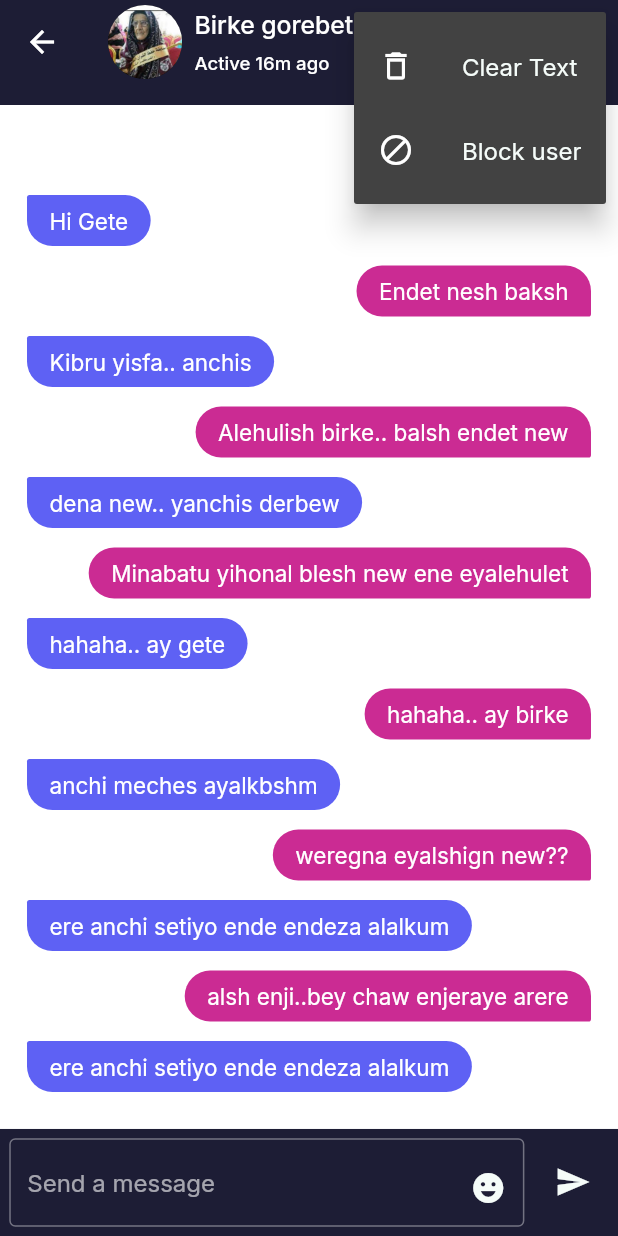
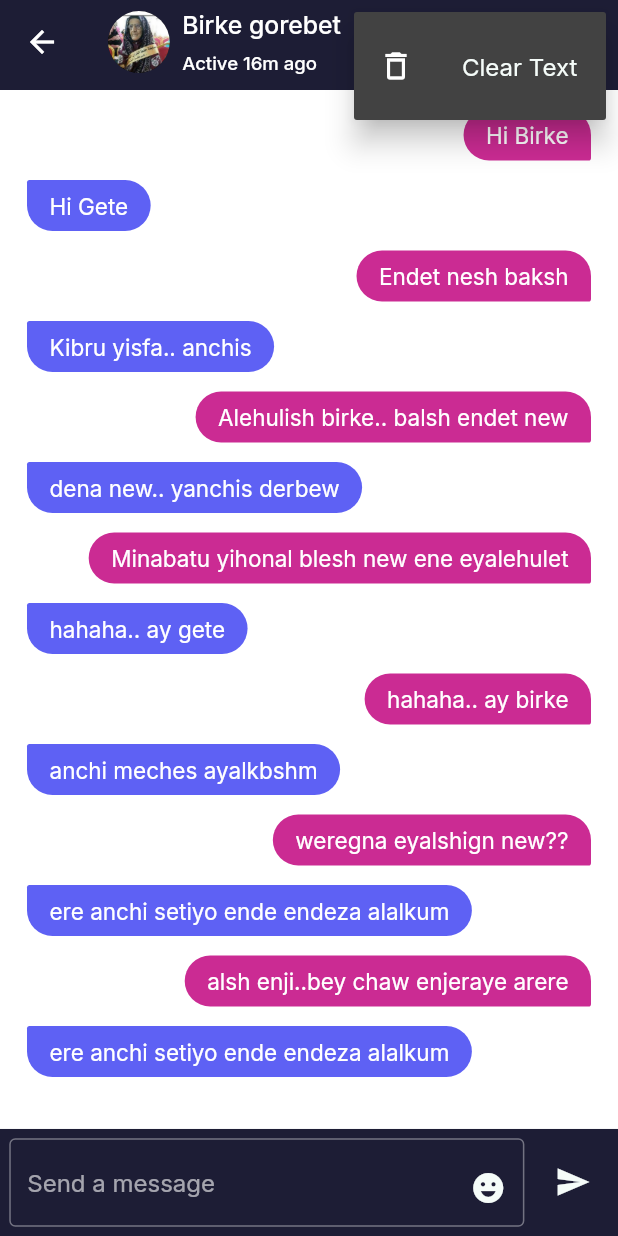
Before and after one commit to MihretabNigussie/chatApp, a Flutter app: the MessageScreen screen opened directly, after a tap on the "more vert" icon, on a phone screen of 412 x 824 dp. Run offline on Flutter 3.47's test engine with Material 2 defaults, Android fonts, the phone set to English and light mode, and no system bars; our stand-ins replace emoji_picker_flutter, google_fonts.

Commit message:
updates on group chat

```diff
--- a/lib/screens/chatMessages.dart
+++ b/lib/screens/chatMessages.dart
@@ -6,13 +6,17 @@ enum MessageStatus { not_sent, not_view, viewed }
 
 class ChatMessage {
   late final String text;
+  final Image? image;
   final MessageStatus messageStatus;
   final bool isSender;
+  final bool isText;
 
   ChatMessage({
     this.text = '',
+    this.image,
     required this.messageStatus,
     required this.isSender,
+    required this.isText,
   });
 }
 
@@ -21,97 +25,124 @@ List chatMessage = [
     text: 'Hi Birke',
     messageStatus: MessageStatus.viewed,
     isSender: true,
+    isText: true,
   ),
   ChatMessage(
     text: 'Hi Gete',
     messageStatus: MessageStatus.viewed,
     isSender: false,
+    isText: true,
   ),
   ChatMessage(
     text: 'Endet nesh baksh',
     messageStatus: MessageStatus.viewed,
     isSender: true,
+    isText: true,
   ),
   ChatMessage(
     text: 'Kibru yisfa.. anchis',
     messageStatus: MessageStatus.viewed,
     isSender: false,
+    isText: true,
   ),
   ChatMessage(
     text: 'Alehulish birke.. balsh endet new',
     messageStatus: MessageStatus.viewed,
     isSender: true,
+    isText: true,
   ),
   ChatMessage(
     text: 'dena new.. yanchis derbew',
     messageStatus: MessageStatus.viewed,
     isSender: false,
+    isText: true,
   ),
   ChatMessage(
     text: 'Minabatu yihonal blesh new ene eyalehulet',
     messageStatus: MessageStatus.viewed,
     isSender: true,
+    isText: true,
   ),
   ChatMessage(
     text: 'hahaha.. ay gete',
     messageStatus: MessageStatus.viewed,
     isSender: false,
+    isText: true,
   ),
   ChatMessage(
     text: 'hahaha.. ay birke',
     messageStatus: MessageStatus.viewed,
     isSender: true,
+    isText: true,
   ),
   ChatMessage(
     text: 'anchi meches ayalkbshm',
     messageStatus: MessageStatus.viewed,
     isSender: false,
+    isText: true,
   ),
   ChatMessage(
     text: 'weregna eyalshign new??',
     messageStatus: MessageStatus.viewed,
     isSender: true,
+    isText: true,
   ),
   ChatMessage(
     text: 'ere anchi setiyo ende endeza alalkum',
     messageStatus: MessageStatus.viewed,
     isSender: false,
+    isText: true,
   ),
   ChatMessage(
     text: 'alsh enji..bey chaw enjeraye arere',
     messageStatus: MessageStatus.viewed,
     isSender: true,
+    isText: true,
   ),
   ChatMessage(
     text: 'ere anchi setiyo ende endeza alalkum',
     messageStatus: MessageStatus.viewed,
     isSender: false,
+    isText: true,
   ),
   ChatMessage(
     text: 'weregna eyalshign new??',
     messageStatus: MessageStatus.viewed,
     isSender: true,
+    isText: true,
   ),
   ChatMessage(
     text: 'anchi meches ayalkbshm',
     messageStatus: MessageStatus.viewed,
     isSender: false,
+    isText: true,
   ),
   ChatMessage(
     text: 'hahaha.. ay birke',
     messageStatus: MessageStatus.viewed,
     isSender: true,
+    isText: true,
   ),
   ChatMessage(
     text: 'hahaha.. ay gete',
     messageStatus: MessageStatus.viewed,
     isSender: false,
+    isText: true,
+  ),
+  ChatMessage(
+    isText: false,
+    messageStatus: MessageStatus.viewed,
+    isSender: true,
+    image: Image(image: AssetImage('assets/proPic3.jpg')),
   ),
   ChatMessage(
     text: 'hahaha.. ay birke',
     messageStatus: MessageStatus.viewed,
     isSender: true,
+    isText: true,
   ),
+  ChatMessage(
+      messageStatus: MessageStatus.viewed, isSender: true, isText: false)
 ];
 
 class Body extends StatelessWidget {
@@ -165,9 +196,11 @@ class _MessagesState extends State<Messages> {
               onLongPress: () {
                 _showEditDialog(context);
               },
-            child: Container(
+              child: widget.message.isText
+                  ? Container(
                       margin: EdgeInsets.symmetric(horizontal: 10),
-              padding: EdgeInsets.symmetric(horizontal: 15, vertical: 8),
+                      padding:
+                          EdgeInsets.symmetric(horizontal: 15, vertical: 8),
                       decoration: BoxDecoration(
                         color: widget.message.isSender
                             ? hexStringToColor('CB2B93')
@@ -187,11 +220,22 @@ class _MessagesState extends State<Messages> {
                               ),
                       ),
                       child: Text(
-                _editedText.isNotEmpty ? _editedText : widget.message.text,
+                        _editedText.isNotEmpty
+                            ? _editedText
+                            : widget.message.text,
                         style: TextStyle(fontSize: 15, color: Colors.white),
                       ),
+                    )
+                  : SizedBox(
+                      width: MediaQuery.of(context).size.width * 0.55,
+                      child: AspectRatio(
+                        aspectRatio: 1.6,
+                        child: ClipRRect(
+                          borderRadius: BorderRadius.circular(8),
+                          child: widget.message.image,
                         ),
                       ),
+                    )),
         ],
       ),
     );
--- /dev/null
+++ b/lib/screens/groupList.dart
@@ -0,0 +1,206 @@
+import 'package:flutter/material.dart';
+
+import '../constants.dart';
+import 'messageScreen.dart';
+
+List commenters = [
+  CommentCard(
+      comment: 'It was so exciting. I love you!',
+      firstName: 'Kalkidan',
+      lastName: 'Belay',
+      image: 'assets/proPic1.jpg',
+      sender: 'Kalkidan',
+      lastSeen: '2 hrs ago'),
+  CommentCard(
+      comment: 'Ere man fchi :)',
+      firstName: 'Kaleb',
+      lastName: '',
+      image: 'assets/proPic2.jpg',
+      sender: 'Kaleb',
+      lastSeen: '55 minutes ago'),
+  CommentCard(
+      comment: 'Ljun gn endet ayeshiw',
+      firstName: 'Eden',
+      lastName: '',
+      image: 'assets/proPic3.jpg',
+      sender: 'Eden',
+      lastSeen: '11 minutes ago'),
+  CommentCard(
+      comment: 'melsun lakew',
+      firstName: 'sami',
+      lastName: 'class',
+      image: 'assets/proPic6.jpg',
+      sender: 'sami',
+      lastSeen: '3 hrs ago'),
+  CommentCard(
+      comment: 'gidelew beka!',
+      firstName: 'Ashebr',
+      lastName: 'gym',
+      image: 'assets/proPic5.jpg',
+      sender: 'Ashebr',
+      lastSeen: '20 minutes ago'),
+  CommentCard(
+      comment: 'man beka tewat gedel tgba.. betin tebek argek yaz',
+      firstName: 'bruk',
+      lastName: '',
+      image: 'assets/proPic8.jpg',
+      sender: 'bruk',
+      lastSeen: '34 minutes ago'),
+  CommentCard(
+      comment: 'sma kulf alek ende',
+      firstName: 'Kidus',
+      lastName: 'dorm',
+      image: 'assets/proPic7.jpg',
+      sender: 'Kidus',
+      lastSeen: '5 hrs ago'),
+  CommentCard(
+      comment: 'Mothern selam beyilign',
+      firstName: 'Mahi',
+      lastName: 'sis',
+      image: 'assets/proPic4.jpg',
+      sender: 'Mahi',
+      lastSeen: '2 hrs ago'),
+  CommentCard(
+      comment: 'assets/sma kulf alek ende',
+      firstName: 'Kidus',
+      lastName: 'dorm',
+      image: 'assets/proPic7.jpg',
+      sender: 'Kidus',
+      lastSeen: '5 hrs ago'),
+  CommentCard(
+      comment: 'gidelew beka!',
+      firstName: 'Ashebr',
+      lastName: 'gym',
+      image: 'assets/proPic5.jpg',
+      sender: 'Ashebr',
+      lastSeen: '20 minutes ago'),
+];
+
+class CommentCard extends StatelessWidget {
+  CommentCard({
+    Key? key,
+    required this.comment,
+    required this.firstName,
+    required this.lastName,
+    required this.image,
+    required this.lastSeen,
+    required this.sender,
+  }) : super(key: key);
+
+  final String image;
+  final String firstName;
+  final String lastName;
+  final String comment;
+  final String lastSeen;
+  final String sender;
+
+  @override
+  Widget build(BuildContext context) {
+    final screen = MediaQuery.of(context).size;
+    return ListTile(
+      leading: AspectRatio(
+        aspectRatio: 1,
+        child: Stack(
+          children: [
+            CircleAvatar(
+              radius: 30,
+              backgroundImage: AssetImage(image),
+            ),
+          ],
+        ),
+      ),
+      title: Flexible(
+        child: Padding(
+          padding: const EdgeInsets.only(bottom: 8),
+          child: Text(
+            '$firstName $lastName',
+            style: TextStyle(
+              color: kContentColorLightTheme,
+              fontWeight: FontWeight.bold,
+            ),
+          ),
+        ),
+      ),
+      subtitle: Expanded(
+        child: RichText(
+          overflow: TextOverflow.ellipsis,
+          maxLines: 2,
+          text: TextSpan(
+            style: TextStyle(
+              fontSize: 16.0,
+            ),
+            children: <TextSpan>[
+              TextSpan(
+                text: '$sender: ',
+                style: TextStyle(
+                  color: kContentColorLightTheme,
+                  fontWeight: FontWeight.w500,
+                ),
+              ),
+              TextSpan(
+                text: comment,
+              ),
+            ],
+          ),
+        ),
+      ),
+      trailing: Text(
+        lastSeen,
+        style: TextStyle(
+          color: kContentColorLightTheme,
+          fontSize: 12,
+        ),
+      ),
+    );
+  }
+}
+
+class GroupBody extends StatefulWidget {
+  const GroupBody({super.key});
+
+  @override
+  State<GroupBody> createState() => _BodyState();
+}
+
+class _BodyState extends State<GroupBody> {
+  bool isCommmentThere = true;
+
+  @override
+  Widget build(BuildContext context) {
+    final screen = MediaQuery.of(context).size;
+    return Padding(
+      padding: EdgeInsets.all(screen.width * 0.01),
+      child: Column(
+        children: [
+          Expanded(
+            child: InkWell(
+              onTap: () {
+                Navigator.push(
+                    context,
+                    MaterialPageRoute(
+                        builder: (context) => const MessageScreen()));
+              },
+              child: ListView.separated(
+                shrinkWrap: true,
+                scrollDirection: Axis.vertical,
+                itemCount: commenters.length,
+                itemBuilder: (context, index) {
+                  final comment = commenters[index];
+                  return comment;
+                },
+                separatorBuilder: (context, index) {
+                  return Divider(
+                    thickness: 0.5,
+                    height: screen.height * 0.005,
+                    color: Colors.grey,
+                  );
+                },
+              ),
+            ),
+          ),
+          SizedBox(height: screen.height * 0.02),
+        ],
+      ),
+    );
+  }
+}
--- a/lib/screens/messageScreen.dart
+++ b/lib/screens/messageScreen.dart
@@ -21,7 +21,7 @@ class _MessageScreenState extends State<MessageScreen> {
 
     return Scaffold(
       appBar: PreferredSize(
-        preferredSize: Size.fromHeight(70.0),
+        preferredSize: Size.fromHeight(60.0),
         child: AppBar(
             backgroundColor: kContentColorLightTheme,
             title: Row(
@@ -38,7 +38,7 @@ class _MessageScreenState extends State<MessageScreen> {
                     );
                   },
                   child: CircleAvatar(
-                    radius: screen.width * 0.06,
+                    radius: screen.width * 0.05,
                     backgroundImage: AssetImage('assets/birke.jpg'),
                   ),
                 ),
@@ -102,42 +102,42 @@ class _MessageScreenState extends State<MessageScreen> {
                       },
                     ),
                   ),
-                  PopupMenuItem(
-                    child: ListTile(
-                      leading: Icon(
-                        Icons.block_outlined,
-                      ),
-                      title: Text('Block user'),
-                      onTap: () {
-                        showDialog(
-                          context: context,
-                          builder: (BuildContext context) {
-                            return AlertDialog(
-                              title: Text('Confirm Action'),
-                              content: Text(
-                                  'Are you sure you want to block this user?'),
-                              actions: <Widget>[
-                                TextButton(
-                                  child: Text('Cancel'),
-                                  onPressed: () {
-                                    // Close the dialog box
-                                    Navigator.of(context).pop();
-                                  },
-                                ),
-                                TextButton(
-                                  child: Text(
-                                    'Block',
-                                    style: TextStyle(color: Colors.red),
-                                  ),
-                                  onPressed: () {},
-                                ),
-                              ],
-                            );
-                          },
-                        );
-                      },
-                    ),
-                  ),
+                  // PopupMenuItem(
+                  //   child: ListTile(
+                  //     leading: Icon(
+                  //       Icons.block_outlined,
+                  //     ),
+                  //     title: Text('Block user'),
+                  //     onTap: () {
+                  //       showDialog(
+                  //         context: context,
+                  //         builder: (BuildContext context) {
+                  //           return AlertDialog(
+                  //             title: Text('Confirm Action'),
+                  //             content: Text(
+                  //                 'Are you sure you want to block this user?'),
+                  //             actions: <Widget>[
+                  //               TextButton(
+                  //                 child: Text('Cancel'),
+                  //                 onPressed: () {
+                  //                   // Close the dialog box
+                  //                   Navigator.of(context).pop();
+                  //                 },
+                  //               ),
+                  //               TextButton(
+                  //                 child: Text(
+                  //                   'Block',
+                  //                   style: TextStyle(color: Colors.red),
+                  //                 ),
+                  //                 onPressed: () {},
+                  //               ),
+                  //             ],
+                  //           );
+                  //         },
+                  //       );
+                  //     },
+                  //   ),
+                  // ),
                 ],
                 icon: Icon(Icons.more_vert),
               )
```
Also changed, not shown: lib/screens/home.dart (+39 -6 lines), lib/screens/pesronList/components/body.dart (renamed from lib/screens/accountList/components/body.dart), lib/screens/pesronList/components/commentCard.dart (renamed from lib/screens/accountList/components/commentCard.dart), lib/screens/pesronList/eventComment.dart (renamed from lib/screens/accountList/eventComment.dart). Lines whose indentation alone changed are shown as unchanged.
